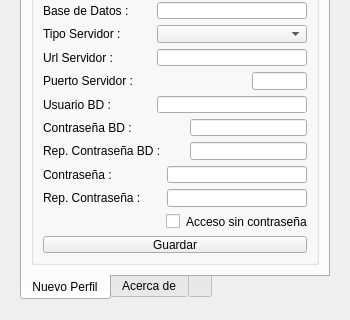
Old version of the form pineboolib/loader/dlgconnect/dlgconnect.ui in the repository Aulla/pineboo; both pictures show x 0 to 350 and y 175 to 495 of the 350 by 495 pixel window.
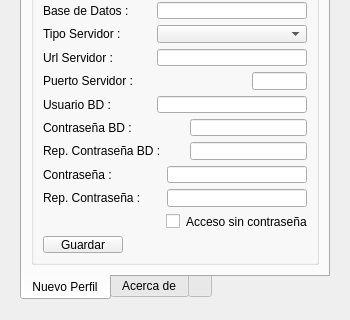
New version of the form. Icons and pictures are not drawn.

```diff
--- a/pineboolib/loader/dlgconnect/dlgconnect.ui
+++ b/pineboolib/loader/dlgconnect/dlgconnect.ui
@@ -197,7 +197,7 @@
       <item>
        <widget class="QTabWidget" name="tabWidget">
         <property name="sizePolicy">
-         <sizepolicy hsizetype="Preferred" vsizetype="Preferred">
+         <sizepolicy hsizetype="Fixed" vsizetype="Fixed">
           <horstretch>0</horstretch>
           <verstretch>0</verstretch>
          </sizepolicy>
@@ -582,7 +582,7 @@
              <item>
               <widget class="QPushButton" name="pbSaveConnection">
                <property name="sizePolicy">
-                <sizepolicy hsizetype="Preferred" vsizetype="Minimum">
+                <sizepolicy hsizetype="Fixed" vsizetype="Minimum">
                  <horstretch>0</horstretch>
                  <verstretch>0</verstretch>
                 </sizepolicy>
```
Left out of the diff: 18 changed lines with no effect on the pictures.
